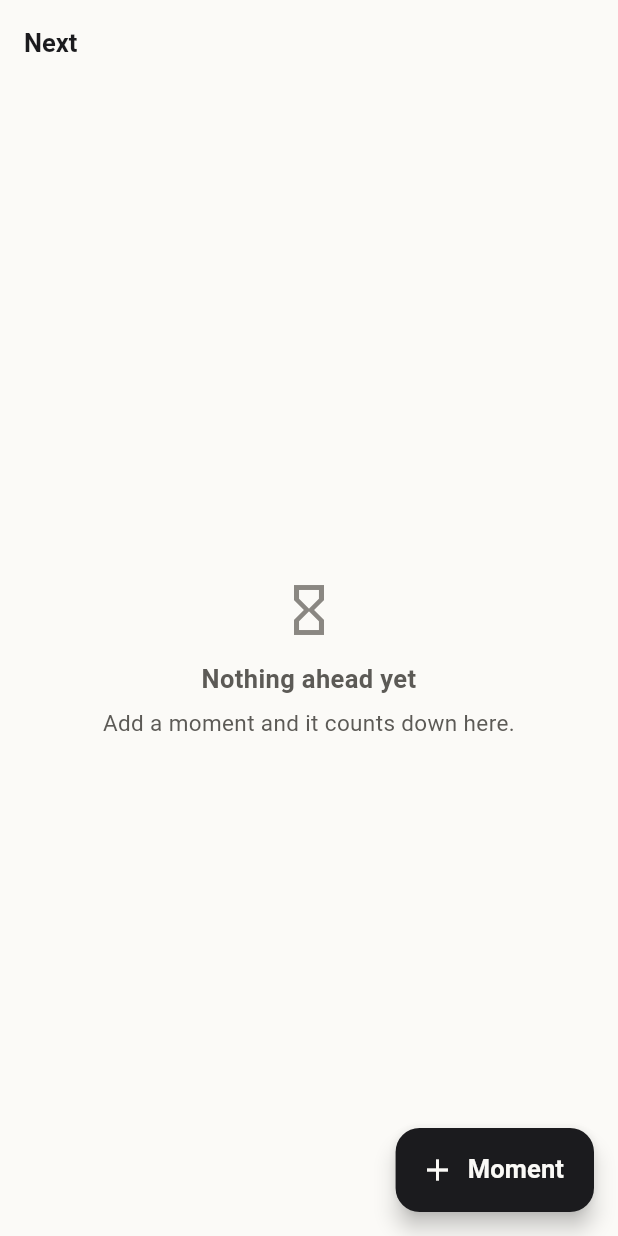
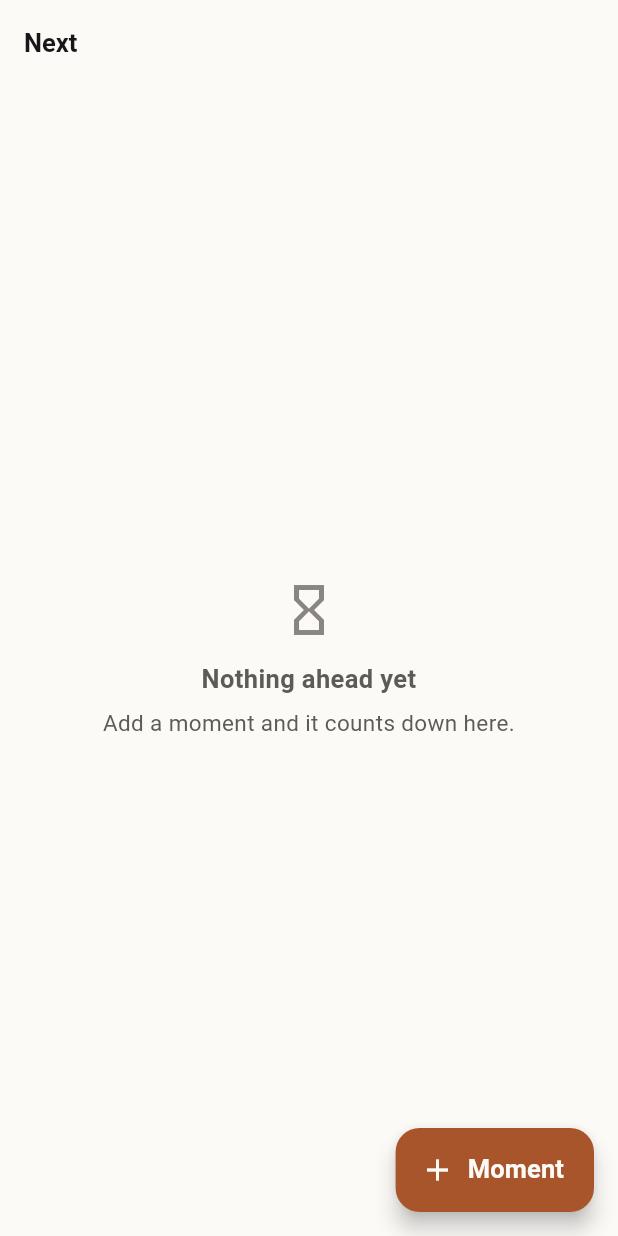
Before and after one commit to kachakaran6/kairos, a Flutter app: the MomentListTab screen opened directly, on a phone screen of 412 x 824 dp. Run offline on Flutter 3.47's test engine with Material 3 defaults, Android fonts, the phone set to English and light mode, and no system bars; our stand-ins replace flutter_riverpod, shared_preferences; accounts and stored records are empty.

Commit message:
feat(core): add core surface color tokens and injectable Clock provider

```diff
--- a/lib/core/design/colour_tokens.dart
+++ b/lib/core/design/colour_tokens.dart
@@ -41,17 +41,17 @@ class KairosColourTokens {
   /// Default canvas: #0C0C0F, warm off-white text: #E8E4DC.
   static const KairosColourTokens dark = KairosColourTokens(
     background: Color(0xFF0C0C0F),
-    surface: Color(0xFF141419),
-    surfaceElevated: Color(0xFF1C1C23),
-    textPrimary: Color(0xFFE8E4DC),
-    textSecondary: Color(0xFFA8A49C),
-    textTertiary: Color(0xFF6F6B65),
+    surface: Color(0xFF141418),
+    surfaceElevated: Color(0xFF1B1B20),
+    textPrimary: Color(0xFFF5F2EE),
+    textSecondary: Color(0xFFA8A4A0),
+    textTertiary: Color(0xFF6E6A67),
     border: Color(0xFF2A2A31),
-    accent: Color(0xFFE8E4DC),
+    accent: Color(0xFFE9A97B),
     onAccent: Color(0xFF0C0C0F),
-    accentMuted: Color(0xFF3A3A42),
-    danger: Color(0xFFE05B52),
-    success: Color(0xFF6FCF97),
+    accentMuted: Color(0xFF3A2A22),
+    danger: Color(0xFFC2453C),
+    success: Color(0xFF7FB3A3),
     warning: Color(0xFFE9A97B),
     isDark: true,
   );
@@ -60,17 +60,17 @@ class KairosColourTokens {
   static const KairosColourTokens light = KairosColourTokens(
     background: Color(0xFFFBFAF7),
     surface: Color(0xFFFFFFFF),
-    surfaceElevated: Color(0xFFF3EFE7),
-    textPrimary: Color(0xFF1B1B1E),
-    textSecondary: Color(0xFF5C5A56),
-    textTertiary: Color(0xFF8A8782),
-    border: Color(0xFFDDD8CE),
-    accent: Color(0xFF1B1B1E),
+    surfaceElevated: Color(0xFFF1EEE8),
+    textPrimary: Color(0xFF17171A),
+    textSecondary: Color(0xFF5E5A55),
+    textTertiary: Color(0xFF8A857E),
+    border: Color(0xFFE4E0D8),
+    accent: Color(0xFFA9552B),
     onAccent: Color(0xFFFBFAF7),
-    accentMuted: Color(0xFFE7E2D8),
-    danger: Color(0xFFB3261E),
-    success: Color(0xFF1E7A4A),
-    warning: Color(0xFF8A5A1F),
+    accentMuted: Color(0xFFEDE5DD),
+    danger: Color(0xFFC2453C),
+    success: Color(0xFF7FB3A3),
+    warning: Color(0xFFA9552B),
     isDark: false,
   );
 
--- /dev/null
+++ b/lib/core/time/clock_provider.dart
@@ -0,0 +1,7 @@
+import 'package:flutter_riverpod/flutter_riverpod.dart';
+
+import 'time_service.dart';
+
+/// The one clock every feature reads. Tests override this provider with a
+/// fixed clock instead of sleeping.
+final clockProvider = Provider<Clock>((ref) => const SystemClock());
```
